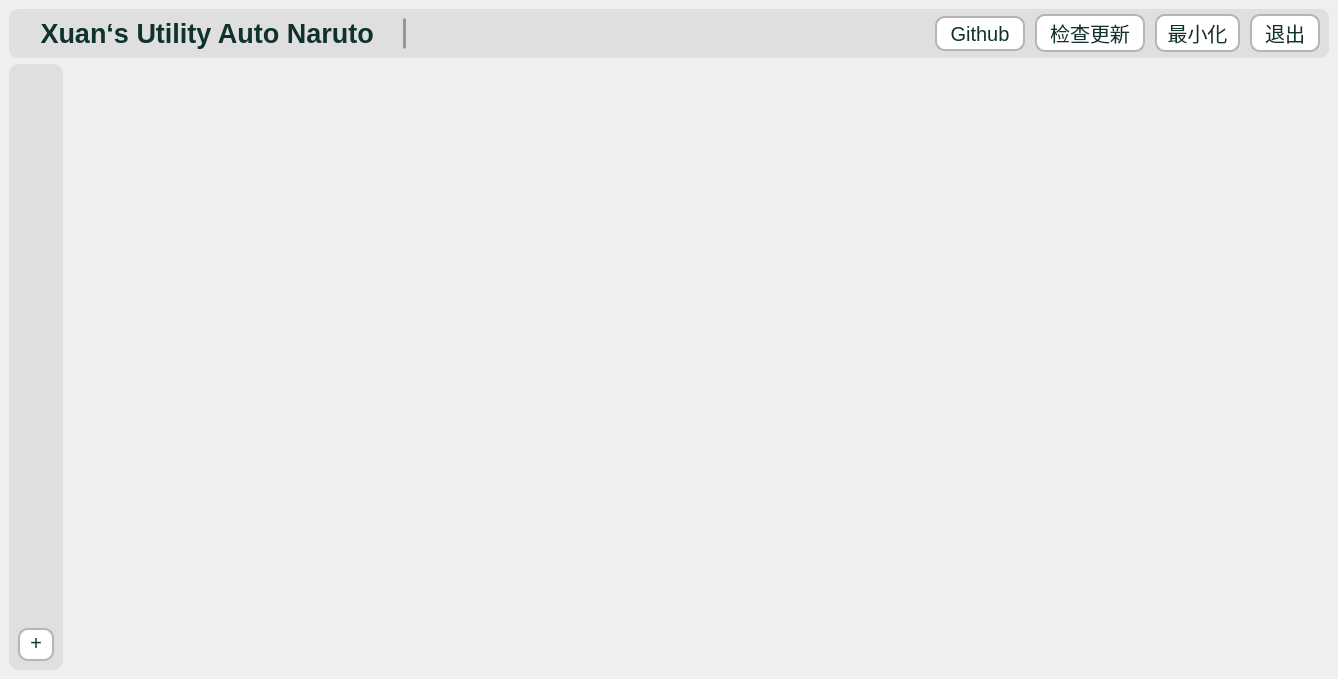
First picture: the form in utils/ui/Xuan.ui, repository XBJF-X/Xuan-s-UltilityAutoNaruto, before the edit.
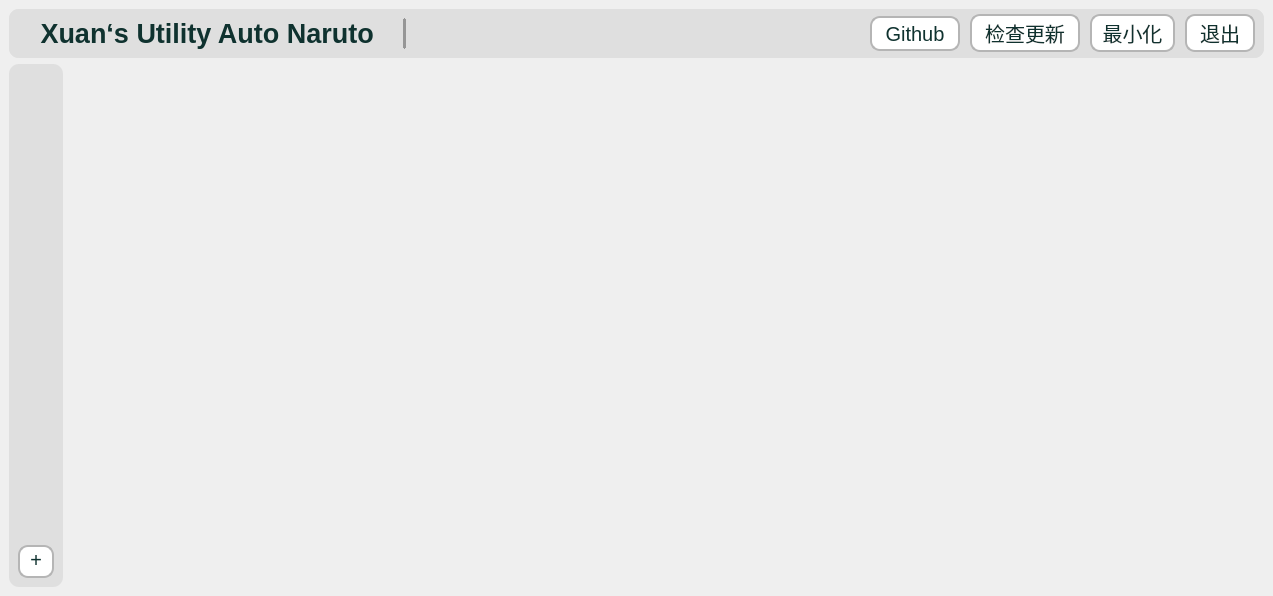
Second picture: the form after the edit.

Commit message: docs: 更新READ.ME；优化UI布局

Diff of the .ui file:
```diff
--- a/utils/ui/Xuan.ui
+++ b/utils/ui/Xuan.ui
@@ -6,8 +6,8 @@
    <rect>
     <x>0</x>
     <y>0</y>
-    <width>1338</width>
-    <height>679</height>
+    <width>1273</width>
+    <height>596</height>
    </rect>
   </property>
   <property name="minimumSize">
```
The commit also changes 7 other files.
